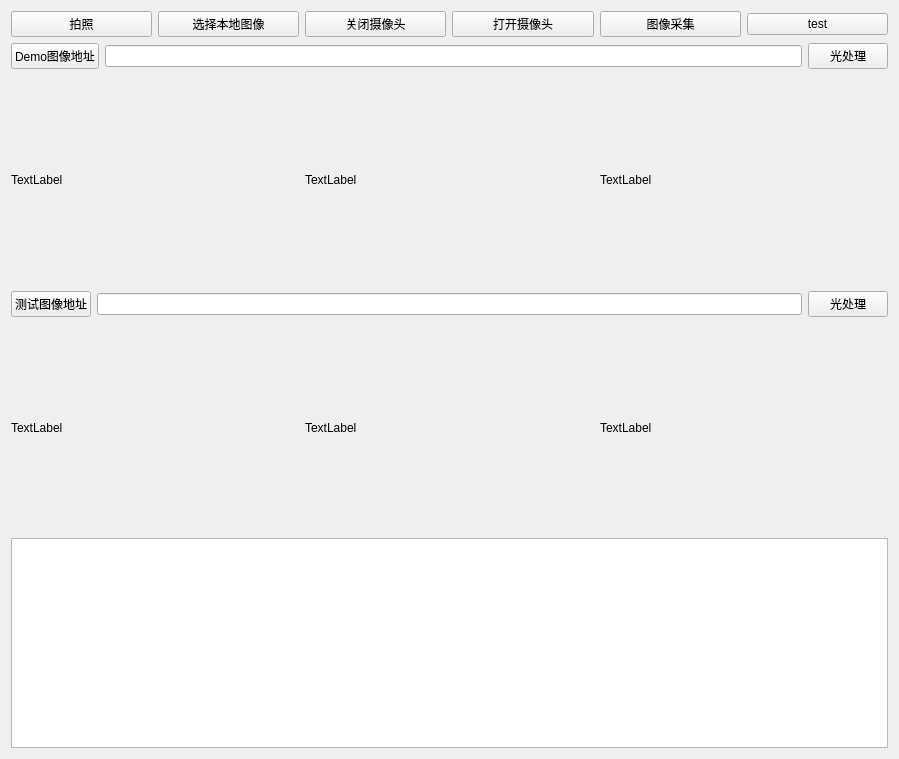
Above: FaceRecognition/facerec.ui from mangzhongGit/FaceRecognition before the change. Below: the same form after it.
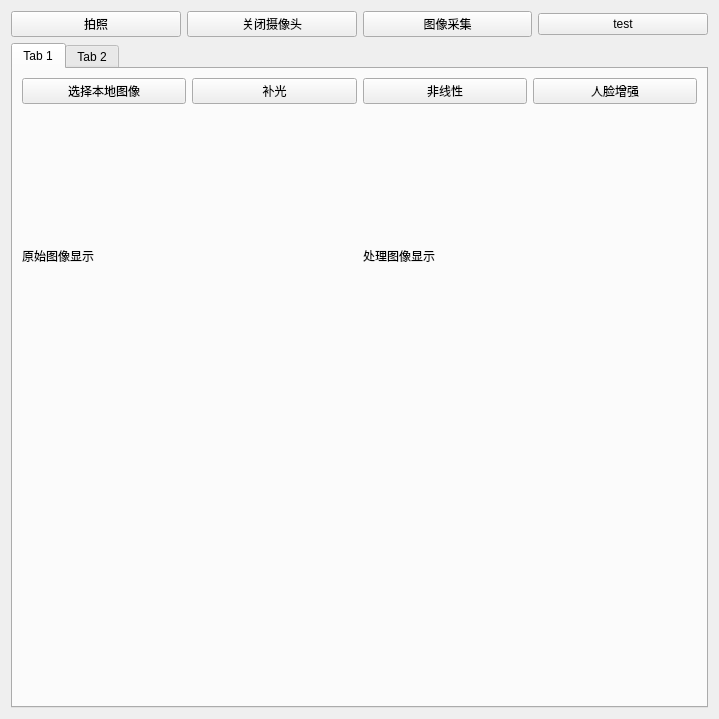
That is the form after the change. The open tabs and pages were chosen to show the change. Custom widgets are drawn as their Qt base class.

```diff
--- a/FaceRecognition/facerec.ui
+++ b/FaceRecognition/facerec.ui
@@ -6,8 +6,8 @@
    <rect>
     <x>0</x>
     <y>0</y>
-    <width>899</width>
-    <height>759</height>
+    <width>719</width>
+    <height>719</height>
    </rect>
   </property>
   <property name="windowTitle">
@@ -23,13 +23,6 @@
        </property>
       </widget>
      </item>
-     <item>
-      <widget class="QPushButton" name="localImgButton">
-       <property name="text">
-        <string>选择本地图像</string>
-       </property>
-      </widget>
-     </item>
      <item>
       <widget class="QPushButton" name="closeCameraButton">
        <property name="text">
@@ -37,13 +30,6 @@
        </property>
       </widget>
      </item>
-     <item>
-      <widget class="QPushButton" name="openCameraButton">
-       <property name="text">
-        <string>打开摄像头</string>
-       </property>
-      </widget>
-     </item>
      <item>
       <widget class="QPushButton" name="takeOwnPhotoButton">
        <property name="text">
@@ -61,125 +47,146 @@
     </layout>
    </item>
    <item>
-    <layout class="QHBoxLayout" name="horizontalLayout_4">
-     <item>
-      <widget class="QPushButton" name="demoButton">
-       <property name="enabled">
-        <bool>true</bool>
+    <widget class="QTabWidget" name="tabWidget">
+     <property name="currentIndex">
+      <number>1</number>
+     </property>
+     <widget class="QWidget" name="tab">
+      <attribute name="title">
+       <string>Tab 1</string>
+      </attribute>
+      <layout class="QVBoxLayout" name="verticalLayout_2">
+       <item>
+        <layout class="QHBoxLayout" name="horizontalLayout">
+         <item>
+          <widget class="QPushButton" name="localImgButton">
+           <property name="text">
+            <string>选择本地图像</string>
+           </property>
+          </widget>
+         </item>
+         <item>
+          <widget class="QPushButton" name="fillBrightButton">
+           <property name="text">
+            <string>补光</string>
+           </property>
+          </widget>
+         </item>
+         <item>
+          <widget class="QPushButton" name="nonLineButton">
+           <property name="text">
+            <string>非线性</string>
+           </property>
+          </widget>
+         </item>
+         <item>
+          <widget class="QPushButton" name="faceEnButton">
+           <property name="text">
+            <string>人脸增强</string>
+           </property>
+          </widget>
+         </item>
+        </layout>
+       </item>
+       <item>
+        <layout class="QHBoxLayout" name="horizontalLayout_3">
+         <item>
+          <widget class="QLabel" name="label">
+           <property name="text">
+            <string>原始图像显示</string>
+           </property>
+          </widget>
+         </item>
+         <item>
+          <widget class="QLabel" name="label_2">
+           <property name="text">
+            <string>处理图像显示</string>
+           </property>
+          </widget>
+         </item>
+        </layout>
+       </item>
+       <item>
+        <layout class="QHBoxLayout" name="horizontalLayout_4">
+         <item>
+          <widget class="QLabel" name="label_3">
+           <property name="text">
+            <string/>
+           </property>
+          </widget>
+         </item>
+         <item>
+          <widget class="QLabel" name="label_4">
+           <property name="text">
+            <string/>
+           </property>
+          </widget>
+         </item>
+        </layout>
+       </item>
+      </layout>
+     </widget>
+     <widget class="QWidget" name="tab_2">
+      <attribute name="title">
+       <string>Tab 2</string>
+      </attribute>
+      <widget class="QLabel" name="videoLabel">
+       <property name="geometry">
+        <rect>
+         <x>0</x>
+         <y>0</y>
+         <width>501</width>
+         <height>471</height>
+        </rect>
        </property>
        <property name="text">
-        <string>Demo图像地址</string>
+        <string/>
        </property>
       </widget>
-     </item>
-     <item>
-      <widget class="QLineEdit" name="demoLine"/>
-     </item>
-     <item>
-      <widget class="QPushButton" name="pushButton">
-       <property name="text">
-        <string>光处理</string>
+      <widget class="QPushButton" name="modelTrainButton">
+       <property name="geometry">
+        <rect>
+         <x>30</x>
+         <y>560</y>
+         <width>93</width>
+         <height>28</height>
+        </rect>
        </property>
-      </widget>
-     </item>
-    </layout>
-   </item>
-   <item>
-    <layout class="QHBoxLayout" name="horizontalLayout">
-     <item>
-      <widget class="QLabel" name="label">
-       <property name="enabled">
-        <bool>true</bool>
-       </property>
        <property name="text">
-        <string>TextLabel</string>
+        <string>分类器训练</string>
        </property>
       </widget>
-     </item>
-     <item>
-      <widget class="QLabel" name="label_2">
-       <property name="text">
-        <string>TextLabel</string>
+      <widget class="QPushButton" name="loadXMLButton">
+       <property name="geometry">
+        <rect>
+         <x>140</x>
+         <y>560</y>
+         <width>93</width>
+         <height>28</height>
+        </rect>
        </property>
-      </widget>
-     </item>
-     <item>
-      <widget class="QLabel" name="label_3">
        <property name="text">
-        <string>TextLabel</string>
+        <string>加载分类器</string>
        </property>
       </widget>
-     </item>
-    </layout>
-   </item>
-   <item>
-    <layout class="QHBoxLayout" name="horizontalLayout_5">
-     <item>
-      <widget class="QPushButton" name="testButton">
-       <property name="text">
-        <string>测试图像地址</string>
+      <widget class="QPushButton" name="openCameraButton">
+       <property name="geometry">
+        <rect>
+         <x>250</x>
+         <y>560</y>
+         <width>91</width>
+         <height>31</height>
+        </rect>
        </property>
-      </widget>
-     </item>
-     <item>
-      <widget class="QLineEdit" name="testLine"/>
-     </item>
-     <item>
-      <widget class="QPushButton" name="pushButton_2">
        <property name="text">
-        <string>光处理</string>
+        <string>人脸识别</string>
        </property>
       </widget>
-     </item>
-    </layout>
-   </item>
-   <item>
-    <layout class="QHBoxLayout" name="horizontalLayout_3">
-     <item>
-      <widget class="QLabel" name="label_4">
-       <property name="text">
-        <string>TextLabel</string>
-       </property>
-      </widget>
-     </item>
-     <item>
-      <widget class="QLabel" name="label_5">
-       <property name="text">
-        <string>TextLabel</string>
-       </property>
-      </widget>
-     </item>
-     <item>
-      <widget class="QLabel" name="label_6">
-       <property name="text">
-        <string>TextLabel</string>
-       </property>
-      </widget>
-     </item>
-    </layout>
-   </item>
-   <item>
-    <widget class="QtCharts::QChartView" name="graphicsView">
-     <property name="enabled">
-      <bool>true</bool>
-     </property>
-     <property name="sizePolicy">
-      <sizepolicy hsizetype="Minimum" vsizetype="Minimum">
-       <horstretch>0</horstretch>
-       <verstretch>0</verstretch>
-      </sizepolicy>
-     </property>
+     </widget>
     </widget>
    </item>
   </layout>
  </widget>
- <customwidgets>
-  <customwidget>
-   <class>QtCharts::QChartView</class>
-   <extends>QGraphicsView</extends>
-   <header location="global">QtCharts/QChartView</header>
-  </customwidget>
- </customwidgets>
  <resources/>
  <connections/>
 </ui>
```
